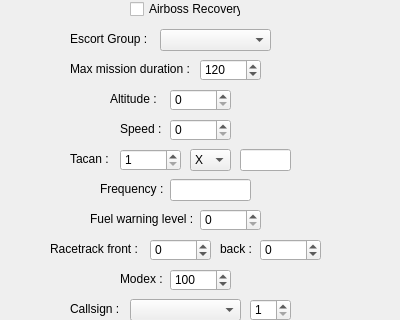
The window that Templateator2000/Windows/TankerWindow.ui (JTFF-applications/Templateator2000) describes before a commit, drawn with Qt 5; both pictures show x 0 to 400 and y 241 to 561 of the 400 by 720 pixel window.
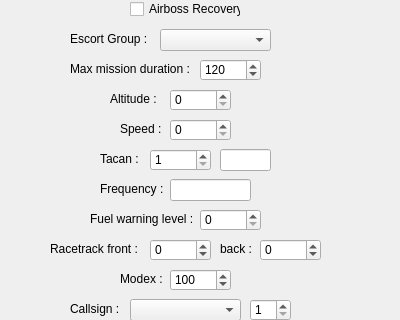
The same window after the commit.

Commit message: Windows: Add WIP tanker

The edit to the form file:
```diff
--- a/Templateator2000/Windows/TankerWindow.ui
+++ b/Templateator2000/Windows/TankerWindow.ui
@@ -16,6 +16,18 @@
     <verstretch>0</verstretch>
    </sizepolicy>
   </property>
+  <property name="minimumSize">
+   <size>
+    <width>400</width>
+    <height>720</height>
+   </size>
+  </property>
+  <property name="maximumSize">
+   <size>
+    <width>400</width>
+    <height>720</height>
+   </size>
+  </property>
   <property name="windowTitle">
    <string>TankerWindow</string>
   </property>
@@ -363,7 +375,7 @@
   <widget class="QLabel" name="tacan_label">
    <property name="geometry">
     <rect>
-     <x>70</x>
+     <x>100</x>
      <y>390</y>
      <width>41</width>
      <height>20</height>
@@ -376,7 +388,7 @@
   <widget class="QSpinBox" name="tacan">
    <property name="geometry">
     <rect>
-     <x>120</x>
+     <x>150</x>
      <y>390</y>
      <width>61</width>
      <height>22</height>
@@ -395,33 +407,10 @@
     <number>1</number>
    </property>
   </widget>
-  <widget class="QComboBox" name="tacan_channel">
-   <property name="geometry">
-    <rect>
-     <x>190</x>
-     <y>390</y>
-     <width>41</width>
-     <height>22</height>
-    </rect>
-   </property>
-   <property name="placeholderText">
-    <string/>
-   </property>
-   <item>
-    <property name="text">
-     <string>X</string>
-    </property>
-   </item>
-   <item>
-    <property name="text">
-     <string>Y</string>
-    </property>
-   </item>
-  </widget>
   <widget class="QLineEdit" name="tacan_morse">
    <property name="geometry">
     <rect>
-     <x>240</x>
+     <x>220</x>
      <y>390</y>
      <width>51</width>
      <height>22</height>
```
The commit also changes 5 other files.
